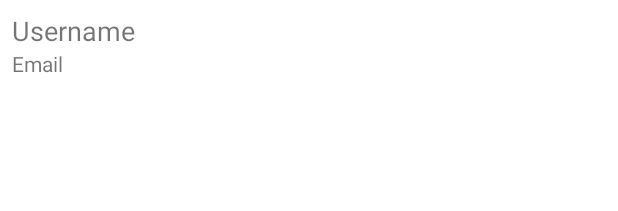
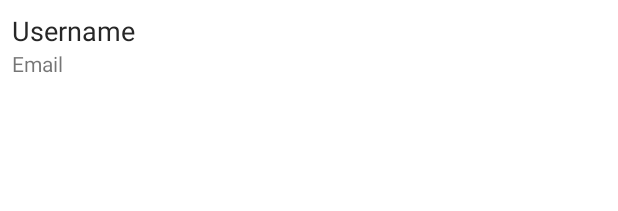
Before and after one commit to tf-cheung/TripTripAssistant, an Android app: the layout item_member.xml on its own in the app's theme, with its tools: preview values and no code run, on a phone screen of 412 x 824 dp. Shown: the top 211 px of the screen. Run offline under Robolectric (Android 15) with nearby library versions, the phone set to English and light mode, and no system bars.

Commit message:
tweak UI again

```diff
--- a/app/src/main/res/layout/activity_display_trip.xml
+++ b/app/src/main/res/layout/activity_display_trip.xml
@@ -95,7 +95,7 @@
 
         <LinearLayout
             android:id="@+id/sidebar_layout"
-            android:layout_width="300dp"
+            android:layout_width="250dp"
             android:layout_height="match_parent"
             android:layout_gravity="start"
             android:background="@color/white"
@@ -107,7 +107,6 @@
                 android:gravity="bottom"
                 android:orientation="horizontal">
 
-
                 <ImageButton
                     android:id="@+id/signout_button"
                     android:layout_width="wrap_content"
@@ -116,6 +115,7 @@
                     android:contentDescription="@string/signout_button_description"
                     android:padding="8dp"
                     android:src="@drawable/ic_logout_black" />
+
             </LinearLayout>
         </LinearLayout>
     </LinearLayout>
--- a/app/src/main/res/layout/activity_expense.xml
+++ b/app/src/main/res/layout/activity_expense.xml
@@ -13,6 +13,7 @@
         android:id="@+id/trip_name_text_view"
         android:layout_width="match_parent"
         android:layout_height="wrap_content"
+        android:layout_marginTop="10dp"
         android:gravity="center"
         android:text="@string/home"
         android:textColor="@color/secondary"
@@ -77,7 +78,7 @@
         android:layout_width="48dp"
         android:layout_height="48dp"
         android:layout_gravity="center_horizontal"
-        android:layout_marginVertical="6dp"
+        android:layout_marginVertical="16dp"
         android:background="?android:attr/selectableItemBackground"
         android:contentDescription="@string/add_new_expense"
         android:src="@drawable/ic_baseline_add_24"
--- a/app/src/main/res/layout/item_member.xml
+++ b/app/src/main/res/layout/item_member.xml
@@ -10,7 +10,8 @@
         android:id="@+id/member_username_text_view"
         android:layout_width="wrap_content"
         android:layout_height="wrap_content"
-        android:text="Username"
+        android:text="@string/username"
+        android:textColor="@color/secondary"
         android:textSize="18sp"
         app:layout_constraintStart_toStartOf="parent"
         app:layout_constraintTop_toTopOf="parent" />
@@ -19,7 +20,7 @@
         android:id="@+id/member_email_text_view"
         android:layout_width="wrap_content"
         android:layout_height="wrap_content"
-        android:text="Email"
+        android:text="@string/email"
         android:textSize="14sp"
         app:layout_constraintStart_toStartOf="@+id/member_username_text_view"
         app:layout_constraintTop_toBottomOf="@+id/member_username_text_view" />
```
